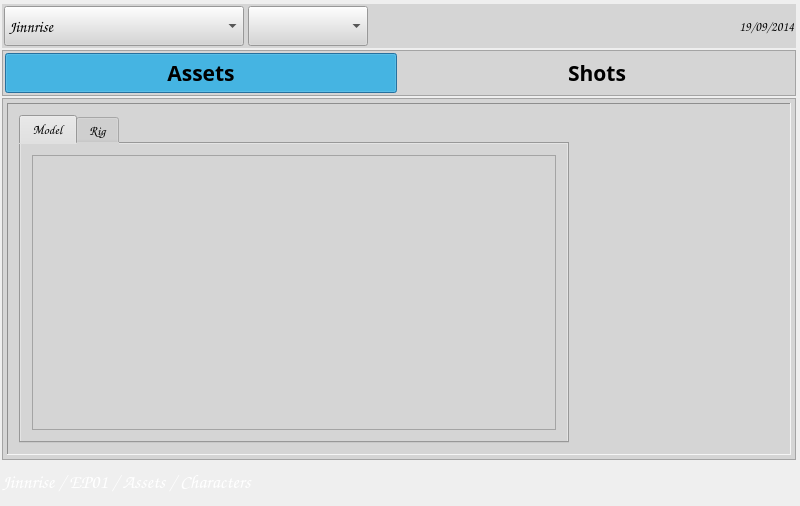
abble/schtool, file Kute/assign_Wiz/assign_wiz.ui: the form before one commit.
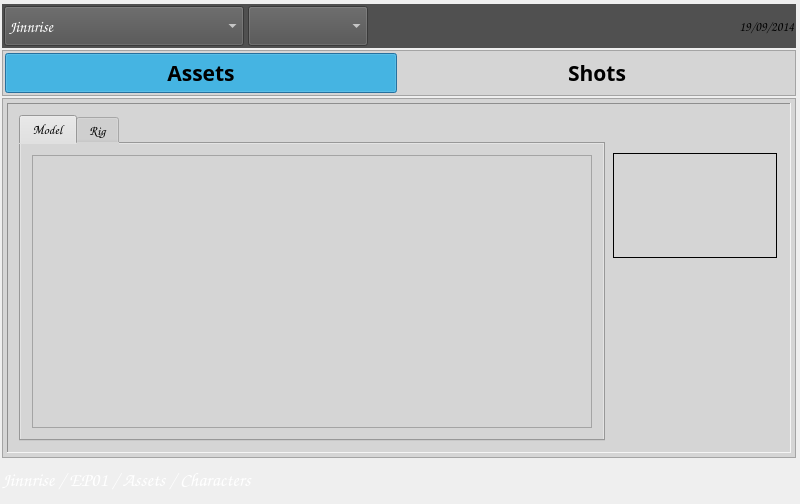
The form after the commit. Icons and pictures are not drawn.

Commit message: modified:   Kute/assign_Wiz/assign_wiz.cpp 	modified:   Kute/assign_Wiz/assign_wiz.h 	modified:   Kute/assign_Wiz/assign_wiz.pro 	modified:   Kute/assign_Wiz/assign_wiz.ui 	modified:   Kute/assign_Wiz/datedelegate.cpp 	Kute/assign_Wiz/assign_wiz.pro.user 	Kute/assign_Wiz/coldel.cpp 	Kute/assign_Wiz/coldel.h 	Kute/build-assign_wiz-Desktop_Qt_5_3_MSVC2010_OpenGL_32bit-Debug/

```diff
--- a/Kute/assign_Wiz/assign_wiz.ui
+++ b/Kute/assign_Wiz/assign_wiz.ui
@@ -10,7 +10,7 @@
     <x>0</x>
     <y>0</y>
     <width>800</width>
-    <height>500</height>
+    <height>504</height>
    </rect>
   </property>
   <property name="windowTitle">
@@ -41,7 +41,7 @@
    <item>
     <widget class="QFrame" name="epdateLayout">
      <property name="styleSheet">
-      <string notr="true">background-color: rgb(213, 213, 213);</string>
+      <string notr="true">background-color: rgb(80, 80, 80);</string>
      </property>
      <property name="frameShape">
       <enum>QFrame::NoFrame</enum>
@@ -90,6 +90,9 @@
           <bold>false</bold>
          </font>
         </property>
+        <property name="styleSheet">
+         <string notr="true">color: rgb(255, 255, 255);</string>
+        </property>
         <item>
          <property name="text">
           <string>Jinnrise</string>
@@ -129,6 +132,9 @@
           <bold>false</bold>
          </font>
         </property>
+        <property name="styleSheet">
+         <string notr="true">color: rgb(255, 255, 255);</string>
+        </property>
        </widget>
       </item>
       <item>
@@ -446,16 +452,22 @@
                <widget class="QLabel" name="asprevlab">
                 <property name="minimumSize">
                  <size>
-                  <width>200</width>
-                  <height>200</height>
+                  <width>164</width>
+                  <height>105</height>
                  </size>
                 </property>
                 <property name="maximumSize">
                  <size>
-                  <width>200</width>
-                  <height>200</height>
+                  <width>164</width>
+                  <height>105</height>
                  </size>
                 </property>
+                <property name="layoutDirection">
+                 <enum>Qt::LeftToRight</enum>
+                </property>
+                <property name="frameShape">
+                 <enum>QFrame::Box</enum>
+                </property>
                 <property name="text">
                  <string/>
                 </property>
@@ -471,14 +483,14 @@
                <widget class="QLabel" name="asprolab">
                 <property name="minimumSize">
                  <size>
-                  <width>200</width>
-                  <height>120</height>
+                  <width>164</width>
+                  <height>105</height>
                  </size>
                 </property>
                 <property name="maximumSize">
                  <size>
-                  <width>200</width>
-                  <height>120</height>
+                  <width>164</width>
+                  <height>105</height>
                  </size>
                 </property>
                 <property name="text">
```
Left out of the diff: 33 changed lines with no effect on the pictures. The commit also changes 4 other files.
